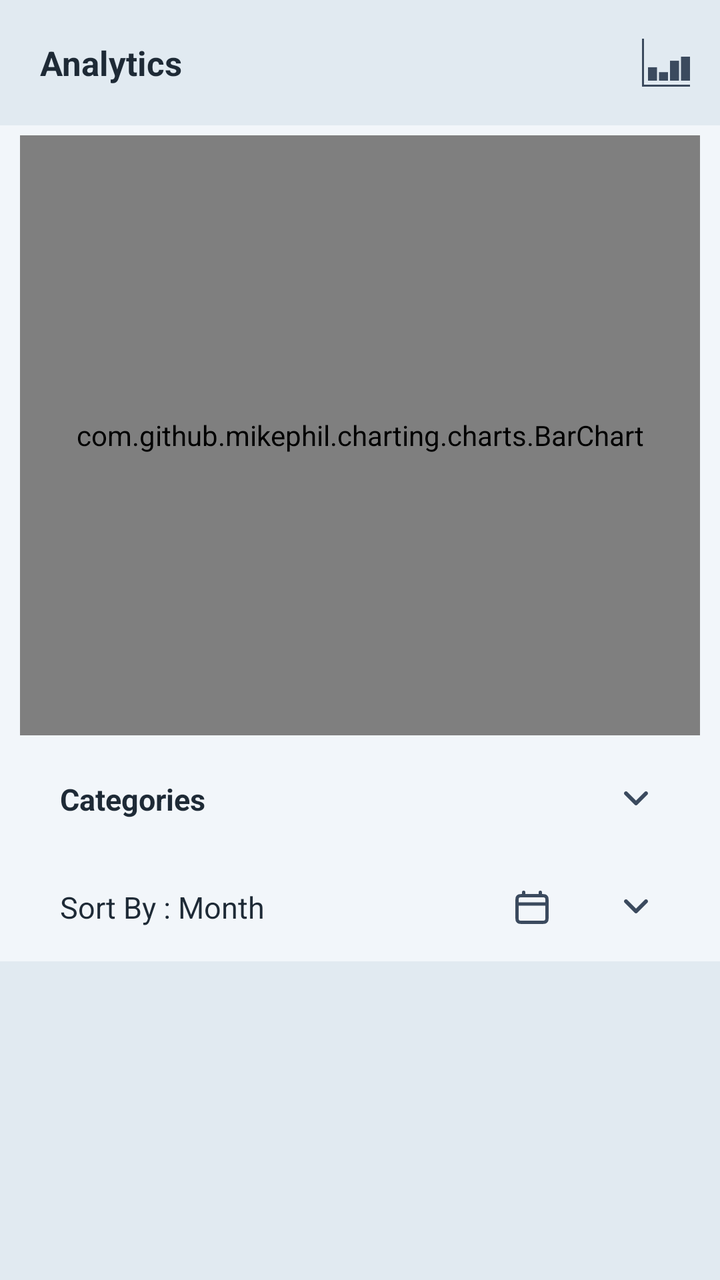
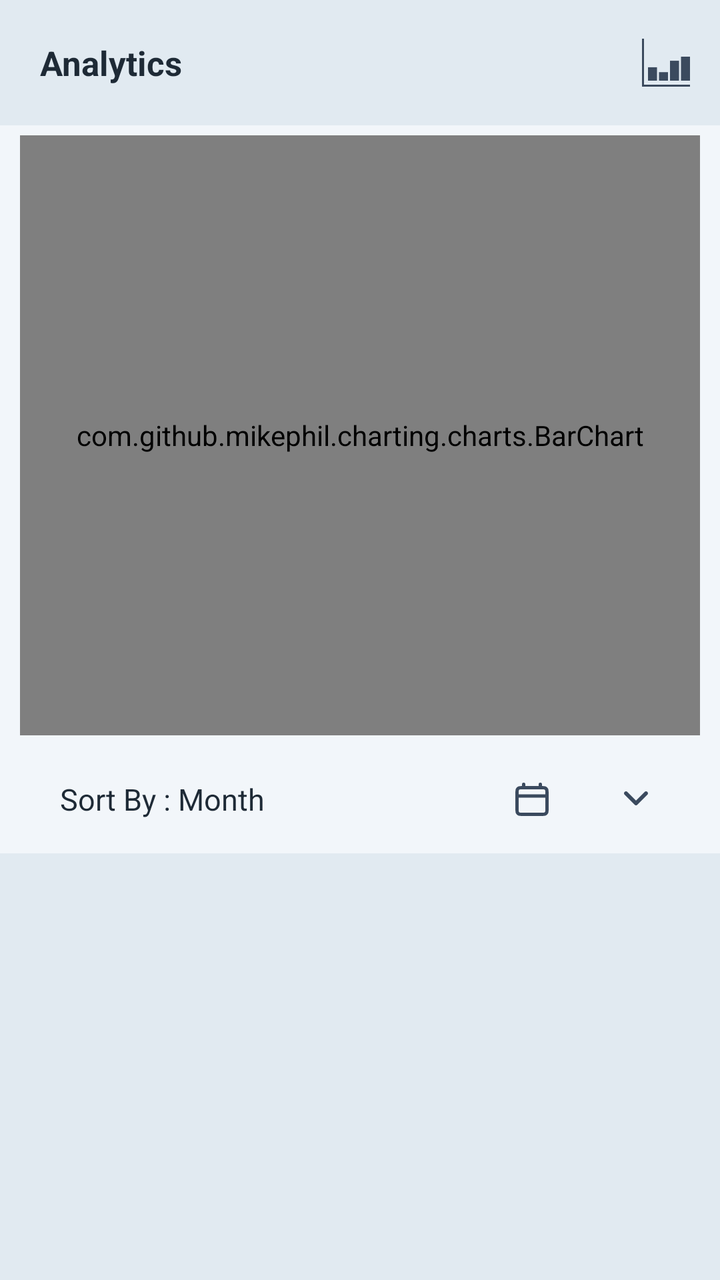

Before-and-after screenshots of an Android layout around one commit, followed by the original layout XML and the change that was made.
<!-- AndroidManifest.xml: application theme Theme.GharKharch -->
<!-- res/layout/activity_analyse_expenses.xml -->
<?xml version="1.0" encoding="utf-8"?>
<LinearLayout xmlns:android="http://schemas.android.com/apk/res/android"
    xmlns:tools="http://schemas.android.com/tools"
    android:id="@+id/main"
    android:layout_width="match_parent"
    android:layout_height="match_parent"
    android:background="@color/backgroundColorVariant"
    android:fitsSystemWindows="true"
    android:orientation="vertical"
    tools:context=".Activities.AnalyseExpensesActivity">

    <FrameLayout
        android:layout_width="match_parent"
        android:layout_height="wrap_content"
        android:elevation="@dimen/titleBarsElevation">

        <TextView
            android:id="@+id/page_title"
            android:layout_width="match_parent"
            android:layout_height="wrap_content"
            android:padding="@dimen/padding_xlarge"
            android:text="Analytics"
            android:textColor="@color/primaryTextColor"
            android:textSize="@dimen/text_size_large"
            android:textStyle="bold" />

        <ImageView
            android:id="@+id/toggleChartType"
            android:layout_width="wrap_content"
            android:layout_height="wrap_content"
            android:layout_gravity="end|center"
            android:importantForAccessibility="no"
            android:padding="@dimen/padding_large"
            android:src="@drawable/bar_graph_icon" />

    </FrameLayout>

    <androidx.core.widget.NestedScrollView
        android:layout_width="match_parent"
        android:layout_height="wrap_content"
        android:background="@color/backgroundColor">

        <LinearLayout
            android:layout_width="match_parent"
            android:layout_height="wrap_content"
            android:orientation="vertical">

            <FrameLayout
                android:layout_width="match_parent"
                android:layout_height="300dp"
                android:layout_marginHorizontal="@dimen/margin_medium"
                android:layout_marginVertical="@dimen/margin_small">

                <com.github.mikephil.charting.charts.BarChart
                    android:id="@+id/barChart"
                    android:layout_width="match_parent"
                    android:layout_height="300dp" />

                <com.github.mikephil.charting.charts.PieChart
                    android:id="@+id/pieChart"
                    android:layout_width="match_parent"
                    android:layout_height="300dp"
                    android:visibility="gone" />

            </FrameLayout>

            <LinearLayout
                android:layout_width="match_parent"
                android:layout_height="wrap_content"
                android:layout_marginHorizontal="@dimen/margin_large"
                android:gravity="center"
                android:orientation="horizontal"
                tools:ignore="UseCompoundDrawables">

                <TextView
                    android:id="@+id/selectedChartFilter"
                    android:layout_width="0dp"
                    android:layout_height="wrap_content"
                    android:layout_gravity="start|center"
                    android:layout_weight="1"
                    android:padding="@dimen/padding_large"
                    android:text="Categories"
                    android:textSize="@dimen/text_size_medium"
                    android:textStyle="bold" />

                <ImageView
                    android:id="@+id/chartFiltersDropdown"
                    android:layout_width="wrap_content"
                    android:layout_height="wrap_content"
                    android:layout_gravity="end|center"
                    android:importantForAccessibility="no"
                    android:padding="@dimen/padding_large"
                    android:src="@drawable/dropdown_arrow_icon" />

            </LinearLayout>

            <include layout="@layout/chart_filters_radio_group" />

            <LinearLayout
                android:layout_width="match_parent"
                android:layout_height="wrap_content"
                android:layout_marginHorizontal="@dimen/margin_large"
                android:gravity="center"
                android:orientation="horizontal">

                <TextView
                    android:id="@+id/selectedSortBy"
                    android:layout_width="0dp"
                    android:layout_height="wrap_content"
                    android:layout_weight="1"
                    android:padding="@dimen/padding_large"
                    android:text="Sort By : Month"
                    android:textSize="@dimen/text_size_medium" />

                <ImageView
                    android:id="@+id/dateForSorting"
                    android:layout_width="wrap_content"
                    android:layout_height="wrap_content"
                    android:layout_gravity="end|center"
                    android:importantForAccessibility="no"
                    android:padding="@dimen/padding_large"
                    android:src="@drawable/calendar_icon" />

                <ImageView
                    android:id="@+id/sortByDropdown"
                    android:layout_width="wrap_content"
                    android:layout_height="wrap_content"
                    android:layout_gravity="end|center"
                    android:importantForAccessibility="no"
                    android:padding="@dimen/padding_large"
                    android:src="@drawable/dropdown_arrow_icon" />

            </LinearLayout>

            <include layout="@layout/sort_filters_radio_group" />

            <androidx.recyclerview.widget.RecyclerView
                android:id="@+id/dataList"
                android:layout_width="match_parent"
                android:layout_height="wrap_content"
                android:nestedScrollingEnabled="true" />
        </LinearLayout>

    </androidx.core.widget.NestedScrollView>
</LinearLayout>
<!-- res/layout/chart_filters_radio_group.xml (included above) -->
<?xml version="1.0" encoding="utf-8"?>
<LinearLayout xmlns:android="http://schemas.android.com/apk/res/android"
    android:id="@+id/chartFiltersContainer"
    android:layout_width="match_parent"
    android:layout_height="wrap_content"
    android:layout_marginHorizontal="@dimen/margin_large"
    android:layout_marginVertical="@dimen/margin_small"
    android:background="@drawable/rounded_panel"
    android:backgroundTint="@color/secondaryColor"
    android:gravity="end"
    android:orientation="vertical"
    android:visibility="gone">

    <RadioGroup
        android:id="@+id/chartFiltersRadioGroup"
        android:layout_width="match_parent"
        android:layout_height="wrap_content">

        <RadioButton
            android:id="@+id/categoriesRB"
            android:layout_width="match_parent"
            android:layout_height="wrap_content"
            android:layout_marginHorizontal="@dimen/margin_large"
            android:drawablePadding="@dimen/padding_large"
            android:padding="@dimen/padding_large"
            android:text="Categories"
            android:textSize="@dimen/text_size_medium"
            android:textStyle="bold" />

        <RadioButton
            android:id="@+id/subCatRB"
            android:layout_width="match_parent"
            android:layout_height="wrap_content"
            android:layout_marginHorizontal="@dimen/margin_large"
            android:drawablePadding="@dimen/padding_large"
            android:padding="@dimen/padding_large"
            android:text="Expense Heads"
            android:textSize="@dimen/text_size_medium"
            android:textStyle="bold" />

        <RadioButton
            android:id="@+id/expenseRB"
            android:layout_width="match_parent"
            android:layout_height="wrap_content"
            android:layout_marginHorizontal="@dimen/margin_large"
            android:drawablePadding="@dimen/padding_large"
            android:padding="@dimen/padding_large"
            android:text="Expense"
            android:textSize="@dimen/text_size_medium"
            android:textStyle="bold" />
    </RadioGroup>

    <Button
        android:id="@+id/confirmChartFilter"
        android:layout_width="wrap_content"
        android:layout_height="wrap_content"
        android:layout_margin="@dimen/margin_medium"
        android:background="@drawable/rounded_panel"
        android:backgroundTint="@color/backgroundColorVariant"
        android:text="Ok" />

</LinearLayout>
<!-- res/layout/sort_filters_radio_group.xml (included above) -->
<?xml version="1.0" encoding="utf-8"?>
<LinearLayout xmlns:android="http://schemas.android.com/apk/res/android"
    android:id="@+id/sortFiltersContainer"
    android:layout_width="match_parent"
    android:layout_height="wrap_content"
    android:layout_marginHorizontal="@dimen/margin_large"
    android:layout_marginVertical="@dimen/margin_small"
    android:background="@drawable/rounded_panel"
    android:backgroundTint="@color/secondaryColor"
    android:gravity="end"
    android:orientation="vertical"
    android:visibility="gone">

    <RadioGroup
        android:id="@+id/sortFiltersRadioGroup"
        android:layout_width="match_parent"
        android:layout_height="wrap_content">

        <RadioButton
            android:id="@+id/yearly"
            android:layout_width="match_parent"
            android:layout_height="wrap_content"
            android:layout_marginHorizontal="@dimen/margin_large"
            android:drawablePadding="@dimen/padding_large"
            android:padding="@dimen/padding_large"
            android:text="Sort By : Year"
            android:textSize="@dimen/text_size_medium" />

        <RadioButton
            android:id="@+id/quarterly"
            android:layout_width="match_parent"
            android:layout_height="wrap_content"
            android:layout_marginHorizontal="@dimen/margin_large"
            android:drawablePadding="@dimen/padding_large"
            android:padding="@dimen/padding_large"
            android:text="Sort By : Quarter"
            android:textSize="@dimen/text_size_medium" />

        <RadioButton
            android:id="@+id/monthly"
            android:layout_width="match_parent"
            android:layout_height="wrap_content"
            android:layout_marginHorizontal="@dimen/margin_large"
            android:drawablePadding="@dimen/padding_large"
            android:padding="@dimen/padding_large"
            android:text="Sort By : Month"
            android:textSize="@dimen/text_size_medium" />

        <RadioButton
            android:id="@+id/dateWise"
            android:layout_width="match_parent"
            android:layout_height="wrap_content"
            android:layout_marginHorizontal="@dimen/margin_large"
            android:drawablePadding="@dimen/padding_large"
            android:padding="@dimen/padding_large"
            android:text="Sort By : Date"
            android:textSize="@dimen/text_size_medium" />
    </RadioGroup>

    <Button
        android:id="@+id/confirmSortFilter"
        android:layout_width="wrap_content"
        android:layout_height="wrap_content"
        android:layout_margin="@dimen/margin_medium"
        android:background="@drawable/rounded_panel"
        android:backgroundTint="@color/backgroundColorVariant"
        android:text="Ok" />

</LinearLayout>
<!-- resources referenced by this layout -->
<resources>
  <color name="backgroundColor">#F2F6FA</color>
  <color name="backgroundColorVariant">#E1EAF1</color>
  <color name="primaryTextColor">#1E2A36</color>
  <color name="secondaryColor">#8CA6C1</color>
  <dimen name="margin_large">15dp</dimen>
  <dimen name="margin_medium">10dp</dimen>
  <dimen name="margin_small">5dp</dimen>
  <dimen name="padding_large">15dp</dimen>
  <dimen name="padding_xlarge">20dp</dimen>
  <dimen name="text_size_large">17sp</dimen>
  <dimen name="text_size_medium">15sp</dimen>
  <dimen name="titleBarsElevation">5dp</dimen>
  <!-- drawable bar_graph_icon (drawable) -->
  <vector xmlns:android="http://schemas.android.com/apk/res/android"
      android:width="24dp"
      android:height="24dp"
      android:tint="@color/iconColor"
      android:viewportWidth="472.61"
      android:viewportHeight="472.61">
  
      <path
          android:fillColor="#000000"
          android:pathData="M19.69,452.92l0,-452.92l-19.69,0l0,472.61l472.61,0l0,-19.69z" />
  
      <path
          android:fillColor="#000000"
          android:pathData="M384,177.23h88.61v236.31h-88.61z" />
  
      <path
          android:fillColor="#000000"
          android:pathData="M275.69,217.3h88.61v196.23h-88.61z" />
  
      <path
          android:fillColor="#000000"
          android:pathData="M167.38,329.67h88.61v83.89h-88.61z" />
  
      <path
          android:fillColor="#000000"
          android:pathData="M59.08,281.52h88.61v132.04h-88.61z" />
  
  </vector>
  <!-- drawable dropdown_arrow_icon (drawable) -->
  <vector xmlns:android="http://schemas.android.com/apk/res/android"
      android:width="24dp"
      android:height="24dp"
      android:tint="@color/iconColor"
      android:viewportWidth="24"
      android:viewportHeight="24">
  
      <path
          android:fillColor="#000000"
          android:fillType="evenOdd"
          android:pathData="M12.707,14.707C12.317,15.098 11.683,15.098 11.293,14.707L6.293,9.707C5.902,9.317 5.902,8.683 6.293,8.293C6.683,7.902 7.317,7.902 7.707,8.293L12,12.586L16.293,8.293C16.683,7.902 17.317,7.902 17.707,8.293C18.098,8.683 18.098,9.317 17.707,9.707L12.707,14.707Z" />
  
  </vector>
  <!-- drawable rounded_panel (drawable) -->
  <?xml version="1.0" encoding="utf-8"?>
  <shape xmlns:android="http://schemas.android.com/apk/res/android"
      android:shape="rectangle">
      <corners android:radius="8dp" />
  </shape>
  <style name="Theme.GharKharch" parent="Base.Theme.GharKharch">
          <item name="colorPrimary">@color/backgroundColor</item>
          <item name="colorSecondary">@color/lGrey</item>
          
          <item name="colorOnSecondary">@color/primaryTextColor</item>
          <item name="colorOnPrimary">@color/primaryTextColor</item>
          
          <item name="android:textColor">@color/primaryTextColor</item>
          <item name="android:textColorPrimary">@color/primaryTextColor</item>
          <item name="android:textColorSecondary">@color/primaryTextColorVariant</item>
          
          <item name="android:statusBarColor">@color/backgroundColorVariant</item>
          <item name="android:navigationBarColor">@color/backgroundColorVariant</item>
          <item name="android:windowLightNavigationBar">true</item>
          <item name="android:windowLightStatusBar">true</item>
  
      </style>
  <color name="iconColor">#3B4A5E</color>
  <style name="Base.Theme.GharKharch" parent="Theme.Material3.DayNight.NoActionBar">
          
      </style>
  <color name="lGrey">#616161</color>
  <color name="primaryTextColorVariant">#5A6B7D</color>
  <!-- unchanged entries left out for length: 1 -->
</resources>

<!-- the commit's change to res/layout/activity_analyse_expenses.xml (unified diff, before → after) -->
@@ -69,38 +69,6 @@
                 android:layout_height="wrap_content"
                 android:layout_marginHorizontal="@dimen/margin_large"
                 android:gravity="center"
-                android:orientation="horizontal"
-                tools:ignore="UseCompoundDrawables">
-
-                <TextView
-                    android:id="@+id/selectedChartFilter"
-                    android:layout_width="0dp"
-                    android:layout_height="wrap_content"
-                    android:layout_gravity="start|center"
-                    android:layout_weight="1"
-                    android:padding="@dimen/padding_large"
-                    android:text="Categories"
-                    android:textSize="@dimen/text_size_medium"
-                    android:textStyle="bold" />
-
-                <ImageView
-                    android:id="@+id/chartFiltersDropdown"
-                    android:layout_width="wrap_content"
-                    android:layout_height="wrap_content"
-                    android:layout_gravity="end|center"
-                    android:importantForAccessibility="no"
-                    android:padding="@dimen/padding_large"
-                    android:src="@drawable/dropdown_arrow_icon" />
-
-            </LinearLayout>
-
-            <include layout="@layout/chart_filters_radio_group" />
-
-            <LinearLayout
-                android:layout_width="match_parent"
-                android:layout_height="wrap_content"
-                android:layout_marginHorizontal="@dimen/margin_large"
-                android:gravity="center"
                 android:orientation="horizontal">
 
                 <TextView
@@ -143,69 +111,6 @@
 
     </androidx.core.widget.NestedScrollView>
 </LinearLayout>
-<!-- res/layout/chart_filters_radio_group.xml (included above) -->
-<?xml version="1.0" encoding="utf-8"?>
-<LinearLayout xmlns:android="http://schemas.android.com/apk/res/android"
-    android:id="@+id/chartFiltersContainer"
-    android:layout_width="match_parent"
-    android:layout_height="wrap_content"
-    android:layout_marginHorizontal="@dimen/margin_large"
-    android:layout_marginVertical="@dimen/margin_small"
-    android:background="@drawable/rounded_panel"
-    android:backgroundTint="@color/secondaryColor"
-    android:gravity="end"
-    android:orientation="vertical"
-    android:visibility="gone">
-
-    <RadioGroup
-        android:id="@+id/chartFiltersRadioGroup"
-        android:layout_width="match_parent"
-        android:layout_height="wrap_content">
-
-        <RadioButton
-            android:id="@+id/categoriesRB"
-            android:layout_width="match_parent"
-            android:layout_height="wrap_content"
-            android:layout_marginHorizontal="@dimen/margin_large"
-            android:drawablePadding="@dimen/padding_large"
-            android:padding="@dimen/padding_large"
-            android:text="Categories"
-            android:textSize="@dimen/text_size_medium"
-            android:textStyle="bold" />
-
-        <RadioButton
-            android:id="@+id/subCatRB"
-            android:layout_width="match_parent"
-            android:layout_height="wrap_content"
-            android:layout_marginHorizontal="@dimen/margin_large"
-            android:drawablePadding="@dimen/padding_large"
-            android:padding="@dimen/padding_large"
-            android:text="Expense Heads"
-            android:textSize="@dimen/text_size_medium"
-            android:textStyle="bold" />
-
-        <RadioButton
-            android:id="@+id/expenseRB"
-            android:layout_width="match_parent"
-            android:layout_height="wrap_content"
-            android:layout_marginHorizontal="@dimen/margin_large"
-            android:drawablePadding="@dimen/padding_large"
-            android:padding="@dimen/padding_large"
-            android:text="Expense"
-            android:textSize="@dimen/text_size_medium"
-            android:textStyle="bold" />
-    </RadioGroup>
-
-    <Button
-        android:id="@+id/confirmChartFilter"
-        android:layout_width="wrap_content"
-        android:layout_height="wrap_content"
-        android:layout_margin="@dimen/margin_medium"
-        android:background="@drawable/rounded_panel"
-        android:backgroundTint="@color/backgroundColorVariant"
-        android:text="Ok" />
-
-</LinearLayout>
 <!-- res/layout/sort_filters_radio_group.xml (included above) -->
 <?xml version="1.0" encoding="utf-8"?>
 <LinearLayout xmlns:android="http://schemas.android.com/apk/res/android"
@@ -224,26 +129,6 @@
         android:id="@+id/sortFiltersRadioGroup"
         android:layout_width="match_parent"
         android:layout_height="wrap_content">
-
-        <RadioButton
-            android:id="@+id/yearly"
-            android:layout_width="match_parent"
-            android:layout_height="wrap_content"
-            android:layout_marginHorizontal="@dimen/margin_large"
-            android:drawablePadding="@dimen/padding_large"
-            android:padding="@dimen/padding_large"
-            android:text="Sort By : Year"
-            android:textSize="@dimen/text_size_medium" />
-
-        <RadioButton
-            android:id="@+id/quarterly"
-            android:layout_width="match_parent"
-            android:layout_height="wrap_content"
-            android:layout_marginHorizontal="@dimen/margin_large"
-            android:drawablePadding="@dimen/padding_large"
-            android:padding="@dimen/padding_large"
-            android:text="Sort By : Quarter"
-            android:textSize="@dimen/text_size_medium" />
 
         <RadioButton
             android:id="@+id/monthly"
